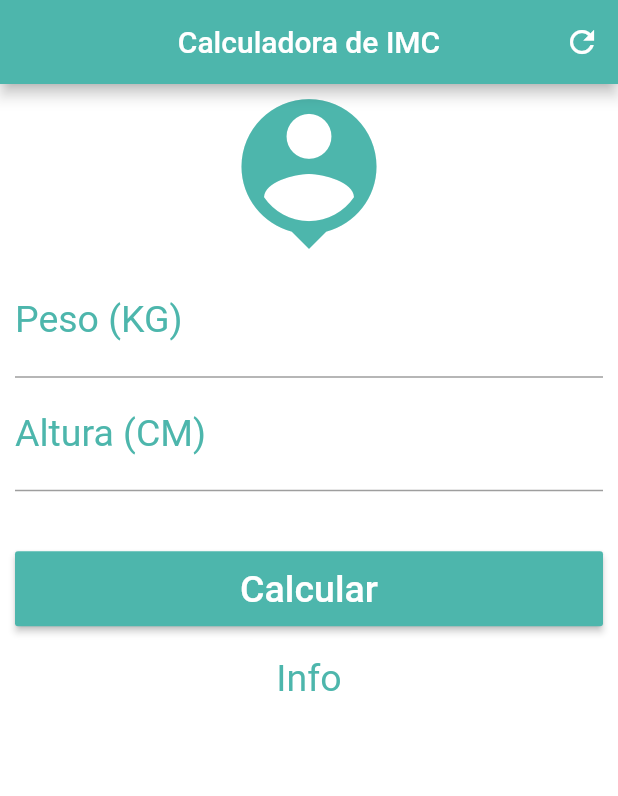
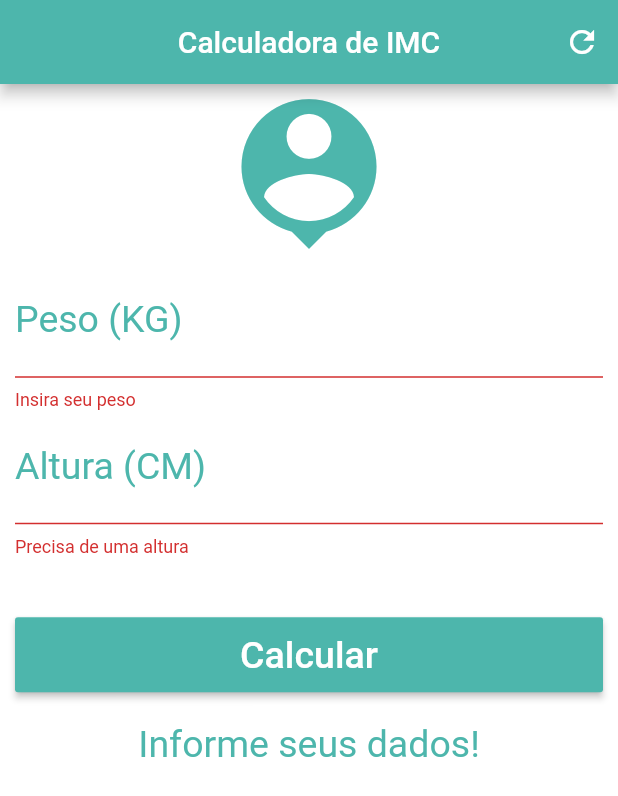
Before and after one commit to WCFX/imc_calculator, a Flutter app: the screen it shows after launch, after a tap on "Calcular", on a phone screen of 412 x 824 dp. Shown: the top 796 px of the screen. Run offline on Flutter 3.47's test engine with Material 2 defaults, Android fonts, the phone set to English and light mode, and no system bars.

Commit message:
App com suas funções concluídas

```diff
--- a/lib/main.dart
+++ b/lib/main.dart
@@ -13,6 +13,42 @@ class Home extends StatefulWidget {
 }
 
 class _HomeState extends State<Home> {
+  TextEditingController weightController = TextEditingController();
+  TextEditingController heightController = TextEditingController();
+
+  GlobalKey<FormState> _formKey = GlobalKey<FormState>();
+
+  String _infoText = "Informe seus dados!";
+
+  void _resetField() {
+    weightController.text = "";
+    heightController.text = "";
+    setState(() {
+      _infoText = "Informe seus dados";
+    });
+  }
+
+  void _calculate() {
+    setState(() {
+      double weight = double.parse(weightController.text);
+      double height = double.parse(heightController.text) / 100;
+      double imc = weight / (height * height);
+      if (imc < 18.6) {
+        _infoText = "Abaixo do peso (${imc.toStringAsPrecision(3)})";
+      } else if (imc < 25.0) {
+        _infoText = "Peso normal (${imc.toStringAsPrecision(3)})";
+      } else if (imc < 30) {
+        _infoText = "Sobrepeso (${imc.toStringAsPrecision(3)})";
+      } else if (imc <= 35) {
+        _infoText = "Obesidade I (${imc.toStringAsPrecision(3)})";
+      } else if (imc <= 40) {
+        _infoText = "Obesidade II. (${imc.toStringAsPrecision(3)})";
+      } else if (imc <= 45) {
+        _infoText = "Obesidade III. (${imc.toStringAsPrecision(3)})";
+      }
+    });
+  }
+
   @override
   Widget build(BuildContext context) {
     return Scaffold(
@@ -23,18 +59,20 @@ class _HomeState extends State<Home> {
           actions: <Widget>[
             IconButton(
               icon: Icon(Icons.refresh),
-              onPressed: () {},
+              onPressed: _resetField,
             )
           ],
         ),
         backgroundColor: Colors.white,
         body: SingleChildScrollView(
-          padding: EdgeInsets.fromLTRB(10.0,0.0, 10.0, 0.0),
+          padding: EdgeInsets.fromLTRB(10.0, 0.0, 10.0, 0.0),
+          child: Form(
+            key: _formKey,
             child: Column(
               crossAxisAlignment: CrossAxisAlignment.stretch,
               children: <Widget>[
                 Icon(Icons.person_pin, size: 120.0, color: Colors.teal[300]),
-              TextField(
+                TextFormField(
                   keyboardType: TextInputType.number,
                   decoration: InputDecoration(
                     labelText: "Peso (KG)",
@@ -42,8 +80,14 @@ class _HomeState extends State<Home> {
                   ),
                   textAlign: TextAlign.center,
                   style: TextStyle(color: Colors.teal[300], fontSize: 25.0),
+                  controller: weightController,
+                  validator: (value) {
+                    if (value.isEmpty) {
+                      return "Insira seu peso";
+                    }
+                  },
                 ),
-              TextField(
+                TextFormField(
                   keyboardType: TextInputType.number,
                   decoration: InputDecoration(
                     labelText: "Altura (CM)",
@@ -51,28 +95,38 @@ class _HomeState extends State<Home> {
                   ),
                   textAlign: TextAlign.center,
                   style: TextStyle(color: Colors.teal[300], fontSize: 25.0),
+                  controller: heightController,
+                  validator: (value) {
+                    if (value.isEmpty) {
+                      return "Precisa de uma altura";
+                    }
+                  },
                 ),
                 Padding(
                     padding: EdgeInsets.only(top: 40.0, bottom: 20.0),
                     child: Container(
                       height: 50.0,
                       child: RaisedButton(
-                  onPressed: () {},
+                        onPressed: () {
+                          if (_formKey.currentState.validate()) {
+                            _calculate();
+                          }
+                        },
                         child: Text(
                           "Calcular",
                           style: TextStyle(color: Colors.white, fontSize: 25.0),
                         ),
                         color: Colors.teal[300],
                       ),
-                )
-              ),
+                    )),
                 Text(
-                "Info",
+                  _infoText,
                   textAlign: TextAlign.center,
                   style: TextStyle(color: Colors.teal[300], fontSize: 25.0),
                 )
               ],
             ),
+          ),
         ));
   }
 }
```
Lines whose indentation alone changed are shown as unchanged.
